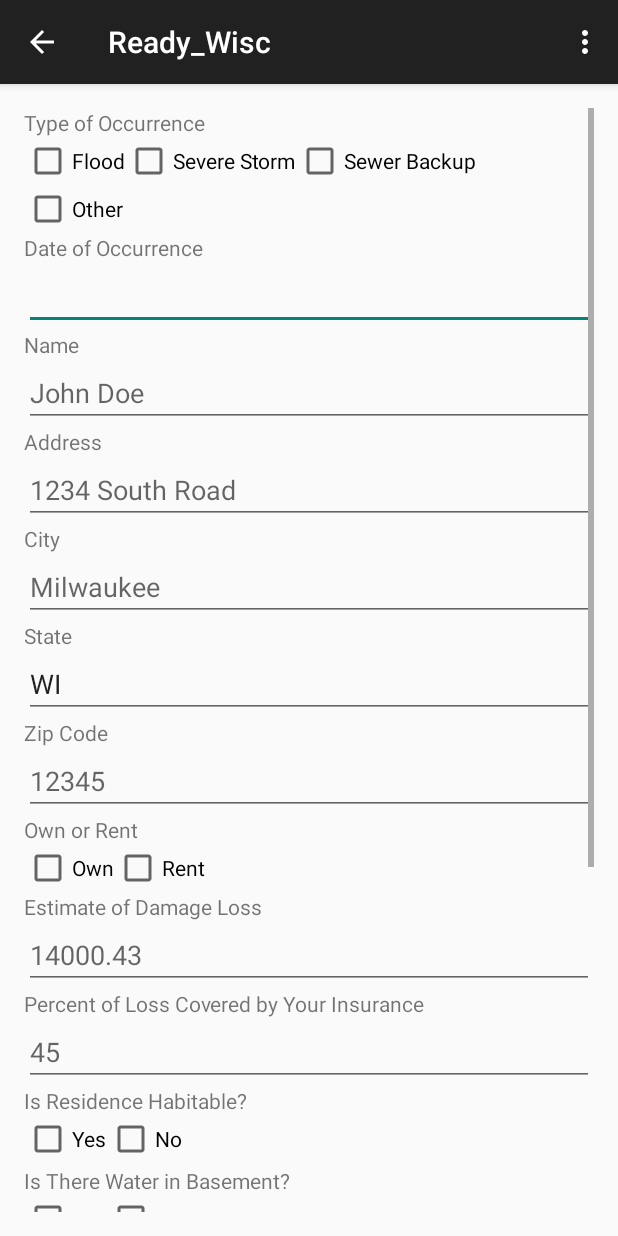
After one commit to kiflebk/UWP_Ready_WI, an Android app: the DamageReports screen opened directly, with no data from a screen before it, on a phone screen of 412 x 824 dp. The commit adds this screen. Run offline under Robolectric (Android 15) with nearby library versions, the phone set to English and light mode, and no system bars.

Commit message:
Added Damage Reports section and redid onClickListener in MenuActivity to work more efficiently with our current structure.

```diff
--- /dev/null
+++ b/app/src/main/java/u/ready_wisc/DamageReports.java
@@ -0,0 +1,114 @@
+package u.ready_wisc;
+
+import android.app.DatePickerDialog;
+import android.app.Dialog;
+import android.app.DialogFragment;
+import android.content.Intent;
+import android.graphics.Bitmap;
+import android.os.Bundle;
+import android.provider.MediaStore;
+import android.support.v7.app.ActionBarActivity;
+import android.view.Menu;
+import android.view.MenuItem;
+import android.view.View;
+import android.view.WindowManager;
+import android.widget.Button;
+import android.widget.DatePicker;
+import android.widget.EditText;
+import android.widget.ImageView;
+
+import java.util.Calendar;
+
+public class DamageReports extends ActionBarActivity {
+
+    private static EditText text9;
+    Button btnTakePhoto;
+    ImageView imgTakenPhoto;
+    private static final int CAM_REQUEST = 1313;
+
+    @Override
+    protected void onCreate(Bundle savedInstanceState) {
+        super.onCreate(savedInstanceState);
+        setContentView(R.layout.activity_damage_reports);
+
+        btnTakePhoto = (Button) findViewById(R.id.camerabutton);
+        imgTakenPhoto = (ImageView) findViewById(R.id.imageview1);
+        text9 = (EditText) findViewById(R.id.dateEdit);
+
+        btnTakePhoto.setOnClickListener(new btnTakenPhotoClicker());
+
+        //This line is used to hide keyboard on startup.
+        this.getWindow().setSoftInputMode(WindowManager.LayoutParams.SOFT_INPUT_STATE_ALWAYS_HIDDEN);
+
+    }
+
+
+    @Override
+    public boolean onCreateOptionsMenu(Menu menu) {
+        // Inflate the menu; this adds items to the action bar if it is present.
+        getMenuInflater().inflate(R.menu.menu_damage_reports, menu);
+        return true;
+    }
+
+    @Override
+    public boolean onOptionsItemSelected(MenuItem item) {
+        // Handle action bar item clicks here. The action bar will
+        // automatically handle clicks on the Home/Up button, so long
+        // as you specify a parent activity in AndroidManifest.xml.
+        int id = item.getItemId();
+
+        //noinspection SimplifiableIfStatement
+        if (id == R.id.action_settings) {
+            return true;
+        }
+
+        return super.onOptionsItemSelected(item);
+    }
+
+    @Override
+    protected void onActivityResult(int requestCode, int resultCode, Intent data) {
+        super.onActivityResult(requestCode, resultCode, data);
+
+        if(requestCode == CAM_REQUEST){
+            Bitmap thumbnail = (Bitmap) data.getExtras().get("data");
+            imgTakenPhoto.setImageBitmap(thumbnail);
+        }
+    }
+
+
+    class btnTakenPhotoClicker implements Button.OnClickListener{
+
+        @Override
+        public void onClick(View v) {
+            Intent cameraIntent = new Intent(MediaStore.ACTION_IMAGE_CAPTURE);
+            startActivityForResult(cameraIntent, CAM_REQUEST);
+        }
+    }
+
+    //Date picker method that will show the date picker.
+    public void showDatePickerDialog(View v) {
+        DialogFragment newFragment = new DatePickerFragment();
+        newFragment.show(getFragmentManager(), "datepicker");
+    }
+
+    //Class to create a date picker fragment.
+    public static class DatePickerFragment extends DialogFragment implements DatePickerDialog.OnDateSetListener{
+
+        @Override
+        public Dialog onCreateDialog(Bundle savedInstanceState) {
+            // Use the current date as the default date in the picker
+            final Calendar c = Calendar.getInstance();
+            int year = c.get(Calendar.YEAR);
+            int month = c.get(Calendar.MONTH);
+            int day = c.get(Calendar.DAY_OF_MONTH);
+
+            // Create a new instance of DatePickerDialog and return it
+            return new DatePickerDialog(getActivity(), this, year, month, day);
+        }
+
+        @Override
+        public void onDateSet(DatePicker view, int year, int month, int day) {
+            DamageReports.text9.setText(month+1 + "/" + day + "/" + year);
+        }
+    }
+}
--- a/app/src/main/java/u/ready_wisc/MainActivity.java
+++ b/app/src/main/java/u/ready_wisc/MainActivity.java
@@ -9,6 +9,7 @@ import android.util.Log;
 import android.view.Menu;
 import android.view.MenuItem;
 import android.view.View;
+import android.view.WindowManager;
 import android.widget.Button;
 import android.widget.EditText;
 import android.widget.ListView;
@@ -27,6 +28,7 @@ public class MainActivity extends ActionBarActivity {
         setContentView(R.layout.activity_main);
 
         getSupportActionBar().setDisplayHomeAsUpEnabled(true);
+        this.getWindow().setSoftInputMode(WindowManager.LayoutParams.SOFT_INPUT_STATE_ALWAYS_HIDDEN);
 
         mDatabaseHelper = new MyDatabaseHelper(this);
         UpdateButton = (Button) findViewById(R.id.UpdateButton);
--- a/app/src/main/java/u/ready_wisc/MenuActivity.java
+++ b/app/src/main/java/u/ready_wisc/MenuActivity.java
@@ -1,27 +1,43 @@
 package u.ready_wisc;
 
 import android.content.Intent;
+import android.database.Cursor;
 import android.os.Bundle;
 import android.support.v7.app.ActionBarActivity;
 import android.view.Menu;
 import android.view.MenuItem;
 import android.view.View;
+import android.widget.Button;
 import android.widget.ImageButton;
+import android.widget.ListView;
+import android.widget.SimpleCursorAdapter;
 
 import u.ready_wisc.R;
 
 public class MenuActivity extends ActionBarActivity {
     ImageButton resourcesbutton;
+    ImageButton reportButton;
 
     @Override
     protected void onCreate(Bundle savedInstanceState) {
         super.onCreate(savedInstanceState);
         setContentView(R.layout.mainmenu);
-        ImageButton resourcesbutton = (ImageButton) findViewById(R.id.disasterResourcesButton);
-        resourcesbutton.setOnClickListener(new ImageButton.OnClickListener() {
+
+        resourcesbutton = (ImageButton) findViewById(R.id.disasterResourcesButton);
+        reportButton = (ImageButton) findViewById(R.id.reportDamageButton);
+
+        resourcesbutton.setOnClickListener(new View.OnClickListener() {
             @Override
             public void onClick(View v) {
                 Intent i = new Intent(MenuActivity.this, MainActivity.class);
+                MenuActivity.this.startActivity(i);
+            }
+        });
+
+        reportButton.setOnClickListener(new View.OnClickListener() {
+            @Override
+            public void onClick(View v) {
+                Intent i = new Intent(MenuActivity.this, DamageReports.class);
                 MenuActivity.this.startActivity(i);
             }
         });
@@ -49,4 +65,14 @@ public class MenuActivity extends ActionBarActivity {
 
         return super.onOptionsItemSelected(item);
     }
+
+    public void damageReport(){
+        Intent i = new Intent(this, DamageReports.class);
+        startActivity(i);
+    }
+
+    public void DBDemo(){
+        Intent i = new Intent(this, MainActivity.class);
+        startActivity(i);
+    }
 }
--- /dev/null
+++ b/app/src/main/res/layout/activity_damage_reports.xml
@@ -0,0 +1,385 @@
+<RelativeLayout xmlns:android="http://schemas.android.com/apk/res/android"
+    xmlns:tools="http://schemas.android.com/tools" android:layout_width="match_parent"
+    android:layout_height="match_parent" android:paddingLeft="@dimen/activity_horizontal_margin"
+    android:paddingRight="@dimen/activity_horizontal_margin"
+    android:paddingTop="@dimen/activity_vertical_margin"
+    android:paddingBottom="@dimen/activity_vertical_margin" tools:context=".DamageReports">
+
+    <ScrollView
+        android:layout_width="wrap_content"
+        android:layout_height="wrap_content"
+        android:id="@+id/scrollView"
+        android:layout_alignParentRight="true"
+        android:layout_alignParentEnd="true"
+        android:layout_alignParentTop="true"
+        android:layout_alignParentBottom="true"
+        android:layout_alignParentLeft="true"
+        android:layout_alignParentStart="true">
+
+        <LinearLayout
+            android:orientation="vertical"
+            android:layout_width="fill_parent"
+            android:layout_height="fill_parent"
+            android:layout_alignParentRight="true"
+            android:layout_alignParentEnd="true"
+            android:layout_alignParentBottom="true">
+
+            <TextView
+                android:layout_width="wrap_content"
+                android:layout_height="0dp"
+                android:text="@string/type"
+                android:id="@+id/occuranceLabel"
+                android:layout_weight="1" />
+
+            <GridLayout
+                android:layout_width="match_parent"
+                android:layout_height="0dp"
+                android:layout_weight="1">
+
+                <CheckBox
+                    android:layout_width="wrap_content"
+                    android:layout_height="wrap_content"
+                    android:text="@string/flood"
+                    android:id="@+id/floodBox"
+                    android:layout_row="0"
+                    android:layout_column="0"
+                    android:checked="false" />
+
+                <CheckBox
+                    android:layout_width="wrap_content"
+                    android:layout_height="wrap_content"
+                    android:text="@string/svr"
+                    android:id="@+id/severeBox"
+                    android:layout_row="0"
+                    android:layout_column="1"
+                    android:checked="false" />
+
+                <CheckBox
+                    android:layout_width="wrap_content"
+                    android:layout_height="wrap_content"
+                    android:text="@string/sewer"
+                    android:id="@+id/sewerBox"
+                    android:layout_row="0"
+                    android:layout_column="2"
+                    android:checked="false" />
+
+                <CheckBox
+                    android:layout_width="wrap_content"
+                    android:layout_height="wrap_content"
+                    android:text="@string/other"
+                    android:id="@+id/otherBox"
+                    android:layout_row="1"
+                    android:layout_column="0"
+                    android:checked="false" />
+
+            </GridLayout>
+
+            <Space
+                android:layout_width="match_parent"
+                android:layout_height="0dp"
+                android:layout_weight="0.50" />
+
+            <TextView
+                android:layout_width="wrap_content"
+                android:layout_height="wrap_content"
+                android:text="@string/dateof"
+                android:id="@+id/dateLabel" />
+
+            <EditText
+                android:layout_width="match_parent"
+                android:layout_height="wrap_content"
+                android:inputType="date"
+                android:onClick="showDatePickerDialog"
+                android:ems="10"
+                android:id="@+id/dateEdit" />
+
+            <TextView
+                android:layout_width="wrap_content"
+                android:layout_height="0dp"
+                android:text="@string/name"
+                android:id="@+id/nameLabel"
+                android:layout_weight="1" />
+
+            <EditText
+                android:layout_width="match_parent"
+                android:layout_height="0dp"
+                android:inputType="textPersonName"
+                android:hint="John Doe"
+                android:ems="10"
+                android:id="@+id/nameEdit"
+                android:layout_weight="1" />
+
+            <TextView
+                android:layout_width="wrap_content"
+                android:layout_height="0dp"
+                android:text="@string/address"
+                android:id="@+id/addressLabel"
+                android:layout_weight="1" />
+
+            <EditText
+                android:layout_width="match_parent"
+                android:layout_height="0dp"
+                android:inputType="textPostalAddress"
+                android:hint="1234 South Road"
+                android:ems="10"
+                android:id="@+id/addressEdit"
+                android:layout_weight="1" />
+
+            <TextView
+                android:layout_width="wrap_content"
+                android:layout_height="0dp"
+                android:text="@string/city"
+                android:id="@+id/cityLabel"
+                android:layout_weight="1" />
+
+            <EditText
+                android:layout_width="match_parent"
+                android:layout_height="0dp"
+                android:hint="Milwaukee"
+                android:id="@+id/cityEdit"
+                android:layout_weight="1" />
+
+            <TextView
+                android:layout_width="wrap_content"
+                android:layout_height="0dp"
+                android:text="@string/state"
+                android:id="@+id/stateLabel"
+                android:layout_weight="1" />
+
+            <EditText
+                android:layout_width="match_parent"
+                android:layout_height="0dp"
+                android:text="WI"
+                android:id="@+id/stateEdit"
+                android:layout_weight="1" />
+
+            <TextView
+                android:layout_width="wrap_content"
+                android:layout_height="0dp"
+                android:text="@string/zip"
+                android:id="@+id/zipLabel"
+                android:layout_weight="1" />
+
+            <EditText
+                android:layout_width="match_parent"
+                android:layout_height="0dp"
+                android:inputType="number"
+                android:hint="12345"
+                android:ems="10"
+                android:id="@+id/zipEdit"
+                android:layout_weight="1" />
+
+            <Space
+                android:layout_width="match_parent"
+                android:layout_height="0dp"
+                android:layout_weight="0.50" />
+
+            <TextView
+                android:layout_width="wrap_content"
+                android:layout_height="0dp"
+                android:text="@string/rento"
+                android:id="@+id/rentLabel"
+                android:layout_weight="1" />
+
+            <GridLayout
+                android:layout_width="match_parent"
+                android:layout_height="0dp"
+                android:layout_weight="1">
+
+                <CheckBox
+                    android:layout_width="wrap_content"
+                    android:layout_height="wrap_content"
+                    android:text="@string/own"
+                    android:id="@+id/ownBox"
+                    android:layout_row="0"
+                    android:layout_column="0"
+                    android:checked="false"
+                    android:layout_columnSpan="2" />
+
+                <CheckBox
+                    android:layout_width="wrap_content"
+                    android:layout_height="wrap_content"
+                    android:text="@string/rent"
+                    android:id="@+id/rentBox"
+                    android:layout_row="0"
+                    android:layout_column="2"
+                    android:checked="false" />
+
+            </GridLayout>
+
+            <Space
+                android:layout_width="match_parent"
+                android:layout_height="0dp"
+                android:layout_weight="1" />
+
+            <TextView
+                android:layout_width="wrap_content"
+                android:layout_height="0dp"
+                android:text="@string/loss"
+                android:id="@+id/lossLabel"
+                android:layout_weight="1" />
+
+            <EditText
+                android:layout_width="match_parent"
+                android:layout_height="0dp"
+                android:inputType="numberDecimal"
+                android:hint="14000.43"
+                android:ems="10"
+                android:id="@+id/lossEdit"
+                android:layout_weight="1" />
+
+            <TextView
+                android:layout_width="wrap_content"
+                android:layout_height="0dp"
+                android:text="@string/percent"
+                android:id="@+id/percentLabel"
+                android:layout_weight="1" />
+
+            <EditText
+                android:layout_width="match_parent"
+                android:layout_height="wrap_content"
+                android:inputType="numberDecimal"
+                android:hint="45"
+                android:ems="10"
+                android:id="@+id/percentEdit" />
+
+            <TextView
+                android:layout_width="wrap_content"
+                android:layout_height="wrap_content"
+                android:text="@string/habitable"
+                android:id="@+id/habitLabel" />
+
+            <GridLayout
+                android:layout_width="match_parent"
+                android:layout_height="34dp">
+
+                <CheckBox
+                    android:layout_width="wrap_content"
+                    android:layout_height="wrap_content"
+                    android:text="@string/yes"
+                    android:id="@+id/habitBoxYes"
+                    android:layout_row="0"
+                    android:layout_column="0"
+                    android:checked="false" />
+
+                <CheckBox
+                    android:layout_width="wrap_content"
+                    android:layout_height="wrap_content"
+                    android:text="@string/no"
+                    android:id="@+id/habitBoxNo"
+                    android:layout_row="0"
+                    android:layout_column="1"
+                    android:checked="false" />
+            </GridLayout>
+
+            <TextView
+                android:layout_width="wrap_content"
+                android:layout_height="wrap_content"
+                android:text="@string/water"
+                android:id="@+id/waterLabel" />
+
+            <GridLayout
+                android:layout_width="match_parent"
+                android:layout_height="wrap_content">
+
+                <CheckBox
+                    android:layout_width="wrap_content"
+                    android:layout_height="wrap_content"
+                    android:text="@string/yes"
+                    android:id="@+id/waterBoxYes"
+                    android:layout_row="0"
+                    android:layout_column="0"
+                    android:checked="false" />
+
+                <CheckBox
+                    android:layout_width="wrap_content"
+                    android:layout_height="wrap_content"
+                    android:text="@string/no"
+                    android:id="@+id/waterBoxNo"
+                    android:layout_row="0"
+                    android:layout_column="1"
+                    android:checked="false" />
+            </GridLayout>
+
+            <TextView
+                android:layout_width="wrap_content"
+                android:layout_height="wrap_content"
+                android:text="@string/yeswater"
+                android:id="@+id/yesWaterLabel" />
+
+            <EditText
+                android:layout_width="match_parent"
+                android:layout_height="wrap_content"
+                android:inputType="number"
+                android:hint="14"
+                android:ems="10"
+                android:id="@+id/yesWaterEdit" />
+
+            <TextView
+                android:layout_width="wrap_content"
+                android:layout_height="wrap_content"
+                android:text="@string/family"
+                android:id="@+id/familyLabel" />
+
+            <GridLayout
+                android:layout_width="match_parent"
+                android:layout_height="match_parent">
+
+                <CheckBox
+                    android:layout_width="wrap_content"
+                    android:layout_height="wrap_content"
+                    android:text="@string/yes"
+                    android:id="@+id/familyBoxYes"
+                    android:layout_row="0"
+                    android:layout_column="0"
+                    android:checked="false" />
+
+                <CheckBox
+                    android:layout_width="wrap_content"
+                    android:layout_height="wrap_content"
+                    android:text="@string/no"
+                    android:id="@+id/familyBoxNo"
+                    android:layout_row="0"
+                    android:layout_column="1"
+                    android:checked="false" />
+            </GridLayout>
+
+            <TextView
+                android:layout_width="wrap_content"
+                android:layout_height="wrap_content"
+                android:text="@string/description"
+                android:id="@+id/damageLabel" />
+
+            <EditText
+                android:layout_width="match_parent"
+                android:layout_height="wrap_content"
+                android:inputType="textMultiLine"
+                android:hint="Water in basement, tree fell through the roof, etc."
+                android:ems="10"
+                android:id="@+id/damageEdit" />
+
+            <Button
+                android:id="@+id/camerabutton"
+                android:layout_width="wrap_content"
+                android:layout_height="wrap_content"
+                android:text="@string/photoButton"/>
+
+            <ImageView
+                android:id="@+id/imageview1"
+                android:layout_width="match_parent"
+                android:layout_height="match_parent"
+                android:scaleType="centerCrop"
+                />
+
+            <Button
+                android:id="@+id/submitbutton"
+                android:layout_width="wrap_content"
+                android:layout_height="wrap_content"
+                android:text="@string/submit"/>
+
+
+        </LinearLayout>
+
+    </ScrollView>
+
+</RelativeLayout>
--- a/app/src/main/res/layout/mainmenu.xml
+++ b/app/src/main/res/layout/mainmenu.xml
@@ -59,7 +59,7 @@
         android:minWidth="50dp"
         android:layout_below="@+id/prepareButton"
         android:layout_alignLeft="@+id/prepareButton"
-        android:layout_alignStart="@+id/prepareButton" />
+        android:layout_alignStart="@+id/prepareButton"/>
 
     <ImageButton
         android:layout_width="wrap_content"
@@ -69,7 +69,7 @@
         android:minWidth="50dp"
         android:layout_below="@+id/reportDamageButton"
         android:layout_alignLeft="@+id/reportDamageButton"
-        android:layout_alignStart="@+id/reportDamageButton" />
+        android:layout_alignStart="@+id/reportDamageButton"/>
 
     <TextView
         android:layout_width="wrap_content"
--- /dev/null
+++ b/app/src/main/res/menu/menu_damage_reports.xml
@@ -0,0 +1,6 @@
+<menu xmlns:android="http://schemas.android.com/apk/res/android"
+    xmlns:app="http://schemas.android.com/apk/res-auto"
+    xmlns:tools="http://schemas.android.com/tools" tools:context=".DamageReports">
+    <item android:id="@+id/action_settings" android:title="@string/action_settings"
+        android:orderInCategory="100" app:showAsAction="never" />
+</menu>
--- a/app/src/main/res/values/strings.xml
+++ b/app/src/main/res/values/strings.xml
@@ -1,6 +1,34 @@
 <resources>
     <string name="app_name">Ready_Wisc</string>
 
-    <string name="hello_world">Hello world!</string>
+    <string name="dateof">Date of Occurrence</string>
+    <string name="type">Type of Occurrence</string>
+    <string name="name">Name</string>
+    <string name="address">Address</string>
+    <string name="city">City</string>
+    <string name="state">State</string>
+    <string name="zip">Zip Code</string>
+    <string name="phone">Daytime Contact Phone</string>
+    <string name="rento">Own or Rent</string>
+    <string name="loss">Estimate of Damage Loss</string>
+    <string name="percent">Percent of Loss Covered by Your Insurance</string>
+    <string name="habitable">Is Residence Habitable?</string>
+    <string name="water">Is There Water in Basement?</string>
+    <string name="yeswater">If Yes, How Much in Inches</string>
+    <string name="family">Does a Family Member Permanently Live and Sleep in the Basement?</string>
+    <string name="description">Describe the Property Damage</string>
+
+    <string name="flood">Flood</string>
+    <string name="svr">Severe Storm</string>
+    <string name="sewer">Sewer Backup</string>
+    <string name="other">Other</string>
+    <string name="own">Own</string>
+    <string name="rent">Rent</string>
+    <string name="yes">Yes</string>
+    <string name="no">No</string>
+
+    <string name="photoButton">Photograph Damage</string>
+    <string name="submit">Submit Report</string>
+
     <string name="action_settings">Settings</string>
 </resources>
```
Also changed, not shown: app/src/main/AndroidManifest.xml (+10 -0 lines).
